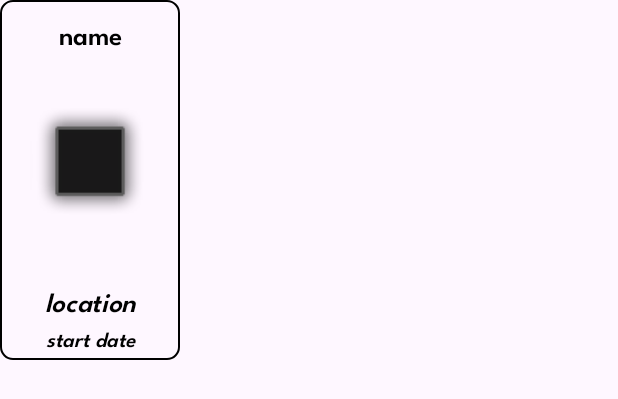
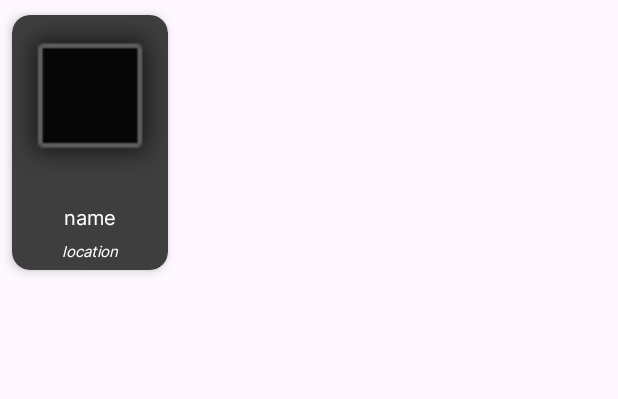
Before and after one commit to gheorghiustefan03/events-discovery-app, an Android app: the layout event_layout.xml on its own in the app's theme, with its tools: preview values and no code run, on a phone screen of 412 x 824 dp. Shown: the top 399 px of the screen. Run offline under Robolectric (Android 15) with nearby library versions, the phone set to English and light mode, and no system bars.

Commit message:
revamped ui

```diff
--- a/ui/app/src/main/java/eu/ase/acs/eventsappui/EventActivity.java
+++ b/ui/app/src/main/java/eu/ase/acs/eventsappui/EventActivity.java
@@ -81,14 +81,14 @@ public class EventActivity extends AppCompatActivity {
                 startDate.getDayOfMonth(),
                 startDate.getYear() - 2000,
                 startDate.getHour(),
-                startDate.getMinute()));
+                startDate.getMinute()) + " ");
 
         tvEndTime.setText(String.format(Locale.ENGLISH, "%02d.%02d.%02d, %02d:%02d",
                 endDate.getMonth().getValue(),
                 endDate.getDayOfMonth(),
                 endDate.getYear() - 2000,
                 endDate.getHour(),
-                endDate.getMinute()));
+                endDate.getMinute()) + " ");
 
         fabBack.setOnClickListener(view -> {
             finish();
--- a/ui/app/src/main/java/eu/ase/acs/eventsappui/EventListFragment.java
+++ b/ui/app/src/main/java/eu/ase/acs/eventsappui/EventListFragment.java
@@ -96,7 +96,7 @@ public class EventListFragment extends Fragment {
             @Override
             public void getItemOffsets(@NonNull Rect outRect, @NonNull View view, @NonNull RecyclerView parent, @NonNull RecyclerView.State state) {
                 super.getItemOffsets(outRect, view, parent, state);
-                outRect.top = 5;
+                outRect.top = 10;
             }
         };
         rvAllEvents.addItemDecoration(divider);
--- a/ui/app/src/main/java/eu/ase/acs/eventsappui/SearchFragment.java
+++ b/ui/app/src/main/java/eu/ase/acs/eventsappui/SearchFragment.java
@@ -11,6 +11,7 @@ import android.view.LayoutInflater;
 import android.view.View;
 import android.view.ViewGroup;
 import android.widget.SearchView;
+import android.widget.TextView;
 
 import java.util.ArrayList;
 import java.util.List;
@@ -42,6 +43,10 @@ public class SearchFragment extends Fragment {
         initComponents(view);
         mainActivity = (MainActivity) requireActivity();
         svSearch.clearFocus();
+        int searchTextViewId = svSearch.getContext().getResources().getIdentifier("android:id/search_src_text", null, null);
+        TextView searchTextView = svSearch.findViewById(searchTextViewId);
+        if(searchTextView != null)
+            searchTextView.setTextColor(getResources().getColor(R.color.white));
         adapter = new VerticalEventAdapter(filteredList, requireContext());
         adapter.setOnClickListener((position, event) -> {
             Intent intent = new Intent(requireActivity(), EventActivity.class);
--- a/ui/app/src/main/java/eu/ase/acs/eventsappui/adapters/EventAdapter.java
+++ b/ui/app/src/main/java/eu/ase/acs/eventsappui/adapters/EventAdapter.java
@@ -47,7 +47,6 @@ public class EventAdapter extends RecyclerView.Adapter<EventAdapter.EventViewHol
                 startDate.getMonthValue(),
                 startDate.getDayOfMonth(),
                 startDate.getYear() - 2000));
-        holder.setStartDate(dateToDisplay);
         Glide.with(context).load(event.getImageUrls().get(0).replace('\\', '/').replace("https://localhost:7295", "http://10.0.2.2:5073")).override(80, 143).centerCrop().into(holder.ivHeader);
         holder.itemView.setOnClickListener(view -> {
             if (onClickListener != null) {
@@ -88,7 +87,6 @@ public class EventAdapter extends RecyclerView.Adapter<EventAdapter.EventViewHol
             tvName = itemView.findViewById(R.id.tv_name);
             tvLocation = itemView.findViewById(R.id.tv_location);
             ivHeader = itemView.findViewById(R.id.iv_header);
-            tvStartDate = itemView.findViewById(R.id.tv_start_date);
         }
 
         public void setName(String name) {
@@ -99,8 +97,5 @@ public class EventAdapter extends RecyclerView.Adapter<EventAdapter.EventViewHol
             tvLocation.setText("@" + location);
         }
 
-        public void setStartDate(String startDate) {
-            tvStartDate.setText(startDate);
-        }
     }
 }
--- a/ui/app/src/main/java/eu/ase/acs/eventsappui/adapters/VerticalEventAdapter.java
+++ b/ui/app/src/main/java/eu/ase/acs/eventsappui/adapters/VerticalEventAdapter.java
@@ -1,6 +1,7 @@
 package eu.ase.acs.eventsappui.adapters;
 
 import android.content.Context;
+import android.util.Log;
 import android.view.LayoutInflater;
 import android.view.View;
 import android.view.ViewGroup;
@@ -31,6 +32,10 @@ public class VerticalEventAdapter extends EventAdapter {
     public void onBindViewHolder(@NonNull EventAdapter.EventViewHolder holder, int position) {
         super.onBindViewHolder(holder, position);
         Event event = getEventList().get(position);
+        holder.itemView.post(() -> {
+            holder.tvName.setMaxWidth(holder.itemView.getWidth() - 60);
+            Log.e("VerticalEventAdapter", "Width: " + holder.itemView.getWidth());
+        });
         Context context = getContext();
         Glide.with(context).load(event.getImageUrls().get(0).replace('\\', '/').replace("https://localhost:7295", "http://10.0.2.2:5073")).override(120, 143).centerCrop().into(holder.ivHeader);
     }
--- a/ui/app/src/main/res/layout/event_layout.xml
+++ b/ui/app/src/main/res/layout/event_layout.xml
@@ -1,82 +1,68 @@
-<?xml version="1.0" encoding="utf-8"?>
-<androidx.constraintlayout.widget.ConstraintLayout xmlns:android="http://schemas.android.com/apk/res/android"
+<androidx.cardview.widget.CardView xmlns:android="http://schemas.android.com/apk/res/android"
     xmlns:app="http://schemas.android.com/apk/res-auto"
-    xmlns:tools="http://schemas.android.com/tools"
     android:layout_width="120dp"
-    android:layout_height="240dp"
-    android:background="@drawable/border"
-    android:clickable="true"
-    android:focusable="true">
+    android:layout_height="190dp"
+    android:layout_margin="0dp"
+    app:cardBackgroundColor="@color/card_backgrond"
+    app:cardCornerRadius="12dp"
+    app:cardElevation="4dp"
+    app:cardPreventCornerOverlap="true"
+    app:cardUseCompatPadding="true">
+
+    <androidx.constraintlayout.widget.ConstraintLayout
+        android:layout_width="match_parent"
+        android:layout_height="wrap_content">
+
+        <ImageView
+            android:id="@+id/iv_header"
+            android:layout_width="match_parent"
+            android:layout_height="120dp"
+            android:scaleType="centerCrop"
+            app:layout_constraintDimensionRatio="16:9"
+            app:layout_constraintEnd_toEndOf="parent"
+            app:layout_constraintStart_toStartOf="parent"
+            app:layout_constraintTop_toTopOf="parent"
+            app:srcCompat="@android:drawable/alert_dark_frame" />
 
         <TextView
             android:id="@+id/tv_name"
             android:layout_width="wrap_content"
             android:layout_height="wrap_content"
             android:layout_marginStart="10dp"
-        android:layout_marginTop="10dp"
+            android:layout_marginTop="5dp"
             android:layout_marginEnd="10dp"
-        android:fontFamily="@font/league_spartan_semibold"
+            android:ellipsize="end"
+            android:fontFamily="@font/inter"
+            android:maxWidth="100dp"
+            android:maxLines="1"
             android:text="name"
             android:textAlignment="center"
-        android:textColor="@color/black"
-        android:textSize="18sp"
+            android:textColor="@color/white"
+            android:textSize="13sp"
             app:layout_constraintEnd_toEndOf="parent"
             app:layout_constraintStart_toStartOf="parent"
-        app:layout_constraintTop_toTopOf="parent" />
-
-    <ImageView
-        android:id="@+id/iv_header"
-        android:layout_width="80dp"
-        android:layout_height="0dp"
-        android:layout_marginStart="10dp"
-        android:layout_marginTop="5dp"
-        android:layout_marginEnd="10dp"
-        app:layout_constraintDimensionRatio="9:16"
-        app:layout_constraintEnd_toEndOf="parent"
-        app:layout_constraintStart_toStartOf="parent"
-        app:layout_constraintTop_toBottomOf="@+id/tv_name"
-        app:srcCompat="@android:drawable/alert_dark_frame" />
+            app:layout_constraintTop_toBottomOf="@+id/iv_header" />
 
         <TextView
             android:id="@+id/tv_location"
-        android:layout_width="wrap_content"
+            android:layout_width="match_parent"
             android:layout_height="wrap_content"
             android:layout_marginStart="10dp"
             android:layout_marginTop="5dp"
             android:layout_marginEnd="10dp"
-        android:layout_marginBottom="10dp"
-        android:fontFamily="@font/league_spartan_semibold"
+            android:ellipsize="end"
+            android:fontFamily="@font/inter"
+            android:maxWidth="100dp"
+            android:maxLines="1"
             android:text="location"
-        android:textAlignment="textStart"
-        android:textColor="@color/black"
-        android:textSize="18sp"
+            android:textAlignment="center"
+            android:textColor="@color/white"
+            android:textSize="10sp"
             android:textStyle="italic"
-        app:layout_constraintBottom_toBottomOf="parent"
             app:layout_constraintEnd_toEndOf="parent"
-        app:layout_constraintHorizontal_bias="0.512"
             app:layout_constraintStart_toStartOf="parent"
-        app:layout_constraintTop_toBottomOf="@+id/iv_header"
-        app:layout_constraintVertical_bias="0.0" />
-
-    <TextView
-        android:id="@+id/tv_start_date"
-        android:layout_width="wrap_content"
-        android:layout_height="wrap_content"
-        android:layout_marginStart="10dp"
-        android:layout_marginTop="5dp"
-        android:layout_marginEnd="10dp"
-        android:layout_marginBottom="10dp"
-        android:fontFamily="@font/league_spartan_semibold"
-        android:text="start date"
-        android:textAlignment="textStart"
-        android:textColor="@color/black"
-        android:textSize="14sp"
-        android:textStyle="italic"
-        app:layout_constraintBottom_toBottomOf="parent"
-        app:layout_constraintEnd_toEndOf="parent"
-        app:layout_constraintHorizontal_bias="0.512"
-        app:layout_constraintStart_toStartOf="parent"
-        app:layout_constraintTop_toBottomOf="@+id/tv_location"
-        app:layout_constraintVertical_bias="0.416" />
+            app:layout_constraintTop_toBottomOf="@+id/tv_name" />
 
     </androidx.constraintlayout.widget.ConstraintLayout>
+
+</androidx.cardview.widget.CardView>
--- a/ui/app/src/main/res/layout/fragment_event_list.xml
+++ b/ui/app/src/main/res/layout/fragment_event_list.xml
@@ -62,8 +62,8 @@
         android:layout_width="0dp"
         android:layout_height="wrap_content"
         android:layout_marginStart="10dp"
-        android:layout_marginTop="10dp"
-        android:fontFamily="@font/fira_sans"
+        android:layout_marginTop="30dp"
+        android:fontFamily="@font/inter"
         android:text="@string/all_events"
         android:textColor="@color/white"
         android:textSize="34sp"
--- a/ui/app/src/main/res/layout/fragment_search.xml
+++ b/ui/app/src/main/res/layout/fragment_search.xml
@@ -12,7 +12,7 @@
         android:layout_width="match_parent"
         android:layout_height="wrap_content"
         android:layout_marginStart="5dp"
-        android:layout_marginTop="35dp"
+        android:layout_marginTop="30dp"
         android:layout_marginEnd="5dp"
         android:background="@drawable/search_view_bg"
         android:iconifiedByDefault="false"
@@ -20,9 +20,7 @@
         android:theme="@style/SearchViewStyle"
         app:layout_constraintEnd_toEndOf="parent"
         app:layout_constraintStart_toStartOf="parent"
-        app:layout_constraintTop_toTopOf="parent">
-
-    </SearchView>
+        app:layout_constraintTop_toTopOf="parent" />
 
     <ScrollView
         android:id="@+id/sv_filtered"
--- a/ui/app/src/main/res/layout/fragment_settings.xml
+++ b/ui/app/src/main/res/layout/fragment_settings.xml
@@ -12,8 +12,8 @@
         android:layout_width="wrap_content"
         android:layout_height="wrap_content"
         android:layout_marginStart="10dp"
-        android:layout_marginTop="15dp"
-        android:fontFamily="@font/fira_sans"
+        android:layout_marginTop="30dp"
+        android:fontFamily="@font/inter"
         android:text="@string/radius_slider_text"
         android:textColor="@color/white"
         android:textSize="25sp"
@@ -44,7 +44,7 @@
         android:layout_height="wrap_content"
         android:layout_marginTop="10dp"
         android:layout_marginEnd="150dp"
-        android:fontFamily="@font/fira_sans"
+        android:fontFamily="@font/inter"
         android:textAlignment="textEnd"
         android:textColor="@color/white"
         android:textSize="17sp"
--- a/ui/app/src/main/res/values/colors.xml
+++ b/ui/app/src/main/res/values/colors.xml
@@ -2,6 +2,7 @@
 <resources>
     <color name="black">#FF000000</color>
     <color name="white">#FFFFFFFF</color>
-    <color name="navbar_background">#484240</color>
-    <color name="background">#5f5a55</color>
+    <color name="navbar_background">#3f3e3e</color>
+    <color name="card_backgrond">#3f3e3e</color>
+    <color name="background">#2B2A2A</color>
 </resources>
--- a/ui/app/src/main/res/values/styles.xml
+++ b/ui/app/src/main/res/values/styles.xml
@@ -1,6 +1,9 @@
 <?xml version="1.0" encoding="utf-8"?>
 <resources>
     <style name="SearchViewStyle" parent="ThemeOverlay.MaterialComponents.Light">
+        <item name="android:textColor">@color/white</item>
         <item name="android:textColorHint">@color/white</item>
+        <item name="android:fontFamily">@font/inter</item>
     </style>
+
 </resources>
```
Also changed, not shown: ui/app/src/main/res/layout/activity_event.xml (+5 -5 lines), ui/app/src/main/res/layout/fragment_home.xml (+7 -7 lines), ui/app/src/main/res/layout/vertical_event_layout.xml (+39 -59 lines), ui/app/src/main/res/font/inter.ttf (added). Lines whose indentation alone changed are shown as unchanged.
